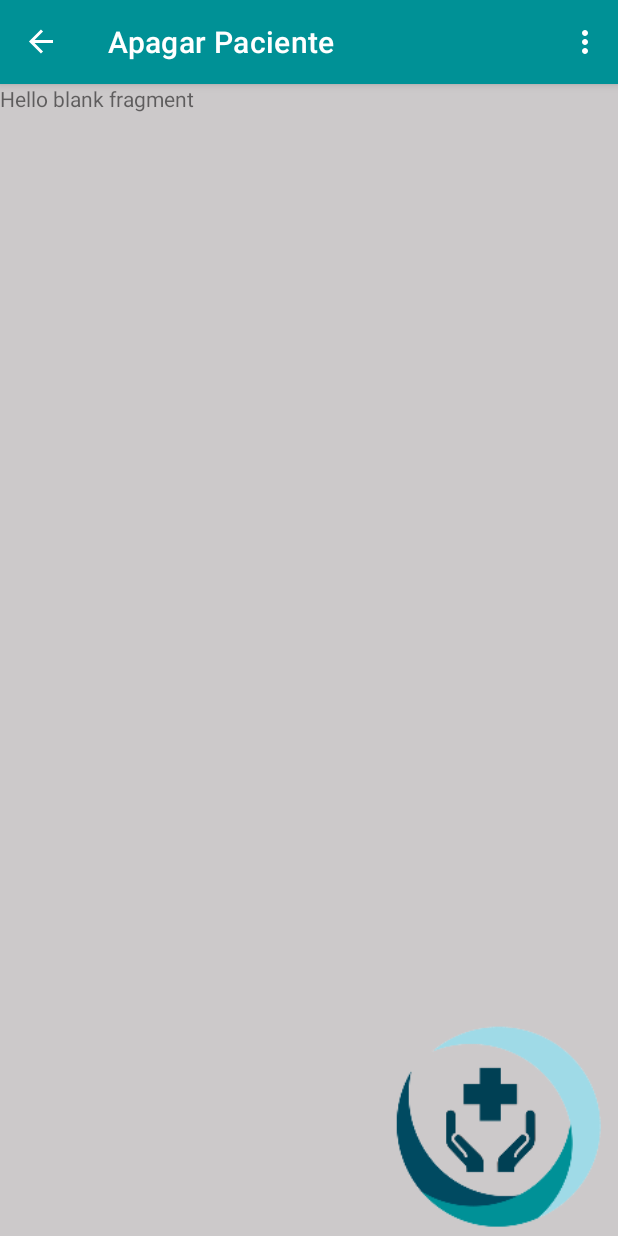
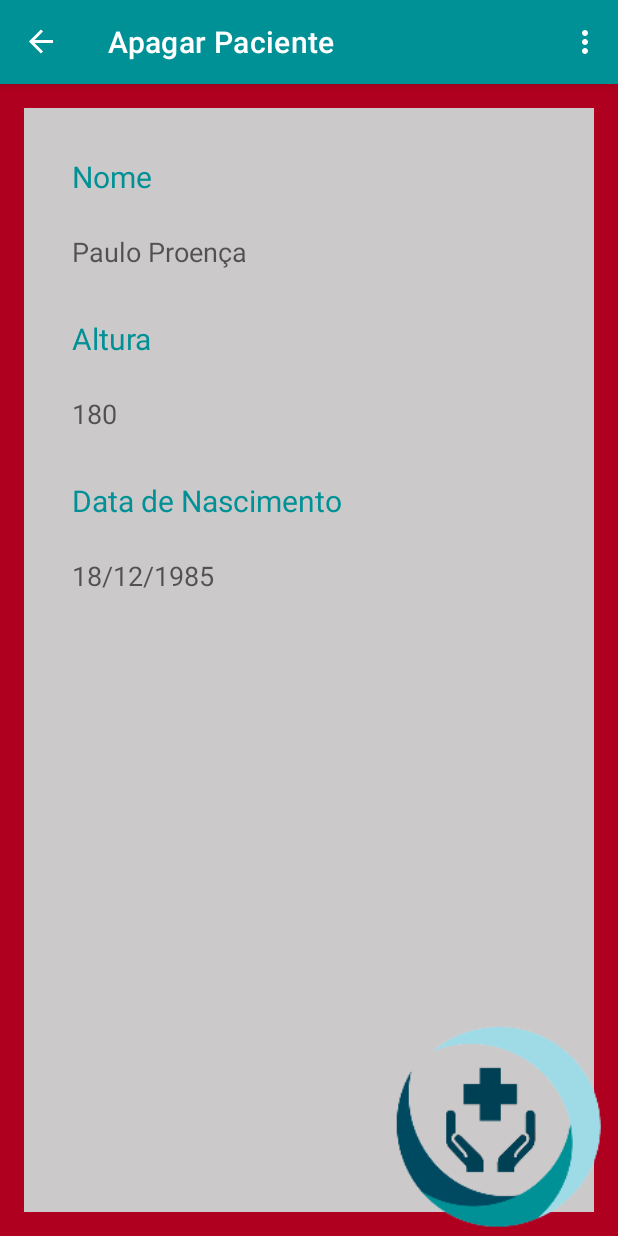
Before and after one commit to PJProenca/ProjectoProgamacaoAvancada, an Android app: the ApagarPacienteFrag screen opened through its navigation route, on a phone screen of 412 x 824 dp. Run offline under Robolectric (Android 15) with nearby library versions, the phone set to English and light mode, and no system bars; our stand-ins replace navigation-ui.

Commit message:
*** Criado interface para apagar o paciente  ***

```diff
--- a/app/src/main/java/com/proenca/projectoprogamacaoavancada/MenuPrincipalFrag.kt
+++ b/app/src/main/java/com/proenca/projectoprogamacaoavancada/MenuPrincipalFrag.kt
@@ -39,6 +39,9 @@ class MenuPrincipalFrag : Fragment() {
         binding.buttonAlimentos.setOnClickListener {
             findNavController().navigate(R.id.action_MenuPrincipalFrag_to_adicionarPacientes)
         }
+        binding.buttonRegistos.setOnClickListener {
+            findNavController().navigate(R.id.action_MenuPrincipalFrag_to_apagarPacienteFrag)
+        }
 
         val activity = activity as MainActivity
         activity.fragment = this
--- a/app/src/main/res/layout/fragment_apagar_paciente.xml
+++ b/app/src/main/res/layout/fragment_apagar_paciente.xml
@@ -1,14 +1,99 @@
 <?xml version="1.0" encoding="utf-8"?>
 <FrameLayout xmlns:android="http://schemas.android.com/apk/res/android"
+    xmlns:app="http://schemas.android.com/apk/res-auto"
     xmlns:tools="http://schemas.android.com/tools"
     android:layout_width="match_parent"
     android:layout_height="match_parent"
+    android:background="@color/design_default_color_error"
     tools:context=".ApagarPacienteFrag">
 
-    <!-- TODO: Update blank fragment layout -->
-    <TextView
+    <LinearLayout
         android:layout_width="match_parent"
         android:layout_height="match_parent"
-        android:text="@string/hello_blank_fragment" />
+        android:layout_margin="16dp"
+        android:background="@color/BackgroundApp"
+        android:orientation="vertical">
 
+        <TextView
+            android:id="@+id/textPacienteNomeApaga"
+            android:layout_width="match_parent"
+            android:layout_height="wrap_content"
+            android:layout_marginStart="32dp"
+            android:layout_marginLeft="32dp"
+            android:layout_marginTop="32dp"
+            android:text="@string/NomePaciente"
+            android:textColor="#009196"
+            android:textSize="20sp"
+            app:layout_constraintStart_toStartOf="parent"
+            app:layout_constraintTop_toTopOf="parent"
+            tools:ignore="TextContrastCheck" />
+
+        <TextView
+            android:id="@+id/textViewNomePacienteApaga"
+            android:layout_width="match_parent"
+            android:layout_height="wrap_content"
+            android:layout_marginStart="32dp"
+            android:layout_marginLeft="32dp"
+            android:layout_marginTop="24dp"
+            android:hint="@string/paulo_proen_a"
+            android:textSize="18sp"
+            app:layout_constraintStart_toStartOf="parent"
+            app:layout_constraintTop_toBottomOf="@+id/textPacienteNome"
+            tools:ignore="TextContrastCheck" />
+
+        <TextView
+            android:id="@+id/textPacienteAlturaApaga"
+            android:layout_width="match_parent"
+            android:layout_height="wrap_content"
+            android:layout_marginStart="32dp"
+            android:layout_marginLeft="32dp"
+            android:layout_marginTop="32dp"
+            android:text="@string/PacienteAltura"
+            android:textColor="#009196"
+            android:textSize="20sp"
+            app:layout_constraintStart_toStartOf="parent"
+            app:layout_constraintTop_toBottomOf="@+id/textViewDataNasc"
+            tools:ignore="TextContrastCheck" />
+
+        <TextView
+            android:id="@+id/textViewAlturaApaga"
+            android:layout_width="match_parent"
+            android:layout_height="wrap_content"
+            android:layout_marginStart="32dp"
+            android:layout_marginLeft="32dp"
+            android:layout_marginTop="24dp"
+            android:hint="@string/_180"
+            android:textSize="18sp"
+            app:layout_constraintStart_toStartOf="parent"
+            app:layout_constraintTop_toBottomOf="@+id/textPacienteAltura"
+            tools:ignore="TextContrastCheck" />
+
+        <TextView
+            android:id="@+id/textPacienteDataNascApaga"
+            android:layout_width="match_parent"
+            android:layout_height="wrap_content"
+            android:layout_marginStart="32dp"
+            android:layout_marginLeft="32dp"
+            android:layout_marginTop="32dp"
+            android:text="@string/DataNasc"
+            android:textColor="#009196"
+            android:textSize="20sp"
+            app:layout_constraintStart_toStartOf="parent"
+            app:layout_constraintTop_toBottomOf="@+id/textViewNomePaciente"
+            tools:ignore="TextContrastCheck" />
+
+        <TextView
+            android:id="@+id/textViewDataNascApaga"
+            android:layout_width="match_parent"
+            android:layout_height="wrap_content"
+            android:layout_marginStart="32dp"
+            android:layout_marginLeft="32dp"
+            android:layout_marginTop="24dp"
+            android:hint="@string/_18_12_1985"
+            android:textSize="18sp"
+            app:layout_constraintStart_toStartOf="parent"
+            app:layout_constraintTop_toBottomOf="@+id/textPacienteDataNasc"
+            tools:ignore="TextContrastCheck" />
+
+    </LinearLayout>
 </FrameLayout>
--- a/app/src/main/res/layout/fragment_pacientes_opcoes.xml
+++ b/app/src/main/res/layout/fragment_pacientes_opcoes.xml
@@ -34,7 +34,7 @@
         android:id="@+id/recyclerViewPacientes"
         android:layout_width="408dp"
         android:layout_height="581dp"
-        android:layout_marginTop="60dp"
+        android:layout_marginTop="130dp"
         app:layout_constraintBottom_toBottomOf="parent"
         app:layout_constraintEnd_toEndOf="parent"
         app:layout_constraintStart_toStartOf="parent"
--- a/app/src/main/res/navigation/nav_graph.xml
+++ b/app/src/main/res/navigation/nav_graph.xml
@@ -17,6 +17,9 @@
         <action
             android:id="@+id/action_MenuPrincipalFrag_to_adicionarPacientes"
             app:destination="@id/adicionarPacientes" />
+        <action
+            android:id="@+id/action_MenuPrincipalFrag_to_apagarPacienteFrag"
+            app:destination="@id/apagarPacienteFrag" />
     </fragment>
     <fragment
         android:id="@+id/PacienteOpcoesFrag"
--- a/app/src/main/res/values/colors.xml
+++ b/app/src/main/res/values/colors.xml
@@ -8,4 +8,5 @@
     <color name="black">#FF000000</color>
     <color name="white">#FFFFFFFF</color>
     <color name="BackgroundApp">#CCC9CA</color>
+    <color name="Warning_color">#fccf03</color>
 </resources>
--- a/app/src/main/res/values/strings.xml
+++ b/app/src/main/res/values/strings.xml
@@ -31,4 +31,7 @@
     <string name="PacienteaAddSucesso">Paciente adicionado com Sucesso</string>
     <string name="PacienteAddErro">Erro ao adicionar Paciente</string>
     <string name="fragment_apagar_paciente">Apagar Paciente</string>
+    <string name="_180">180</string>
+    <string name="_18_12_1985">18/12/1985</string>
+    <string name="paulo_proen_a">Paulo Proença</string>
 </resources>
```
